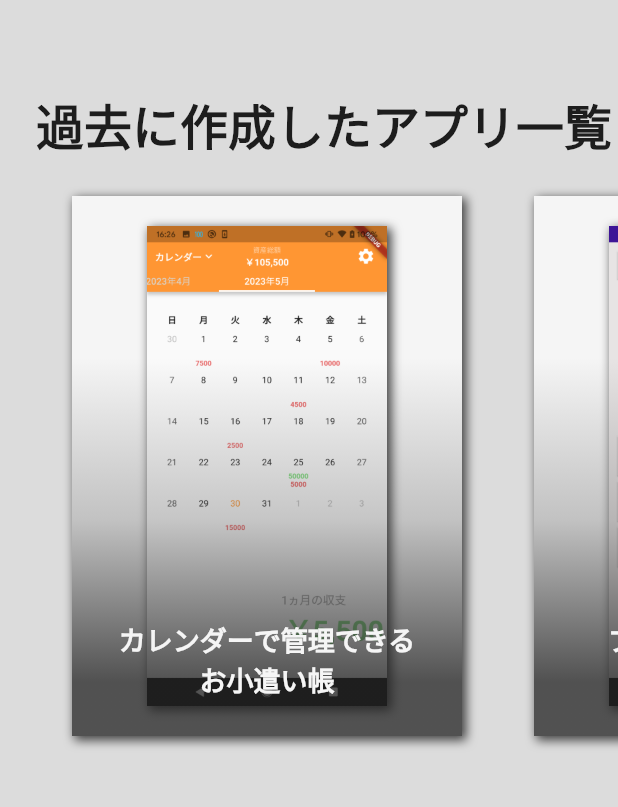
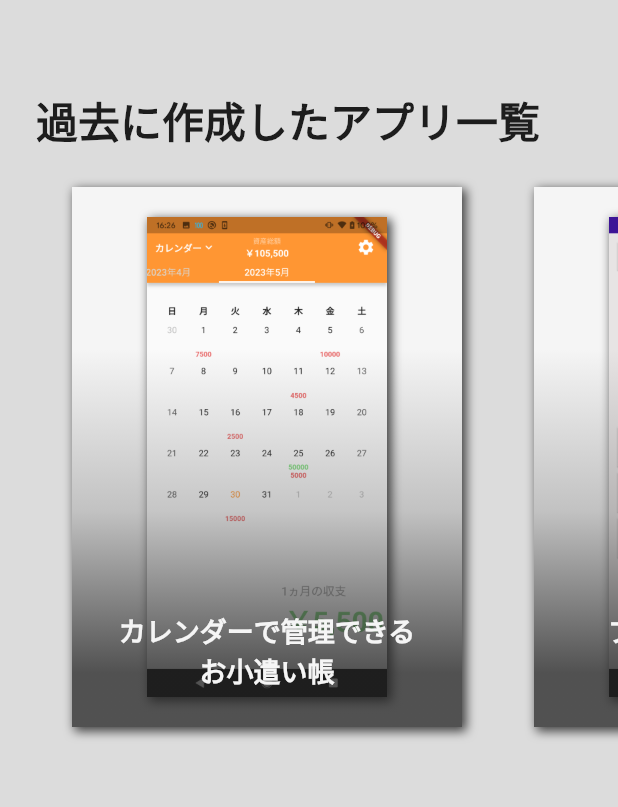
Before and after one commit to ibuibukiki/portfolio, a Flutter app: the screen it shows after launch, on a phone screen of 412 x 824 dp, the part 107-914 px from its top. Run offline on Flutter 3.47's test engine with Material 2 defaults, Android fonts, the phone set to English and light mode, and no system bars; our stand-ins replace flutter_hooks, hooks_riverpod, video_player.

```diff
--- a/lib/component/appeal_card.dart
+++ b/lib/component/appeal_card.dart
@@ -88,7 +88,7 @@ class AppealCard extends HookConsumerWidget {
                     child: Row(
                       children: [
                         Text(
-                          textList[0], //"電卓のキーボードを実装",
+                          textList[0],
                           style: const TextStyle(
                             fontSize: 28,
                             fontWeight: FontWeight.w900,
@@ -144,8 +144,7 @@ class AppealCard extends HookConsumerWidget {
                               crossAxisAlignment: CrossAxisAlignment.start,
                               children: [
                                 Text(
-                                  textList[
-                                      1], //"デフォルトのキーボードを採用せず,\n電卓用のキーボードを自作",
+                                  textList[1],
                                   style: const TextStyle(
                                     fontSize: 20,
                                     fontWeight: FontWeight.w700,
--- a/lib/screen/main_screen.dart
+++ b/lib/screen/main_screen.dart
@@ -160,7 +160,7 @@ class MainScreen extends HookConsumerWidget {
               const SizedBox(height: 60),
               const Text(
                 "過去に作成したアプリ一覧",
-                style: TextStyle(fontSize: 32, fontWeight: FontWeight.w700),
+                style: TextStyle(fontSize: 28, fontWeight: FontWeight.w700),
               ),
               SizedBox(
                 width: screenWidth,
```
Also changed, not shown: assets/img/baseball_rule.png, assets/img/baseball_score.png, assets/img/baseball_share1.png, assets/img/baseball_share2.png, assets/img/memo_home.png, assets/img/memo_new.png, assets/img/memo_search.png, assets/img/memo_select.png, assets/img/oko_calendar.png, assets/img/oko_detail.png, assets/img/oko_home.png, assets/img/oko_input.png, assets/img/oko_keyboard.png, assets/img/oko_output.png, 1 more files, 1 other file.
